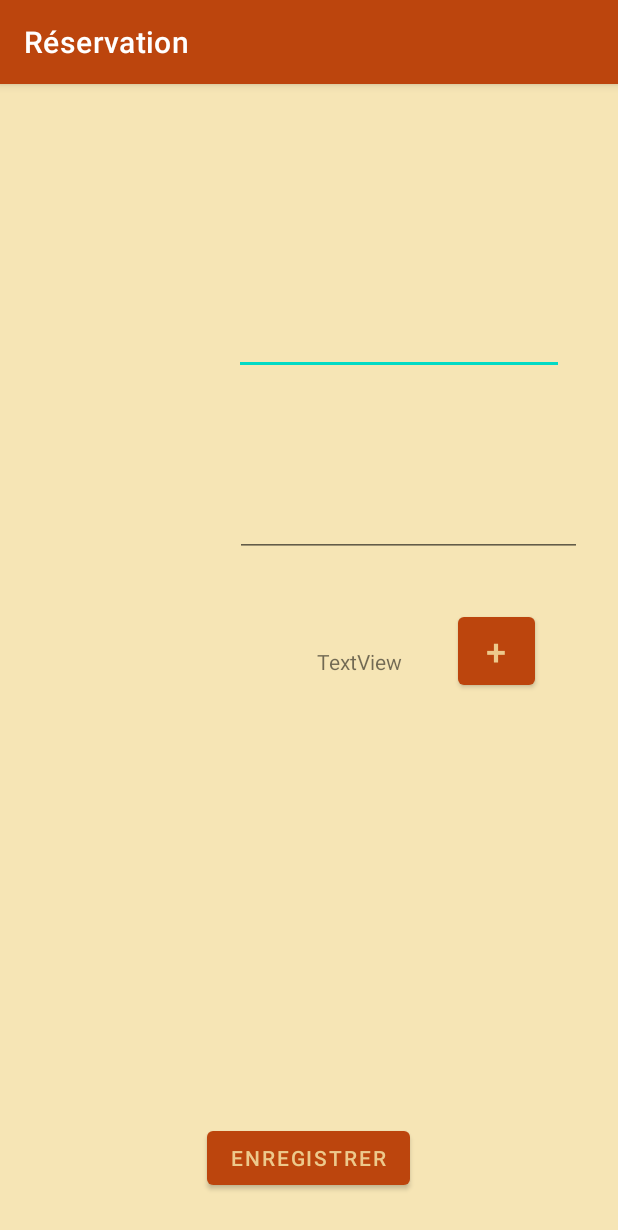
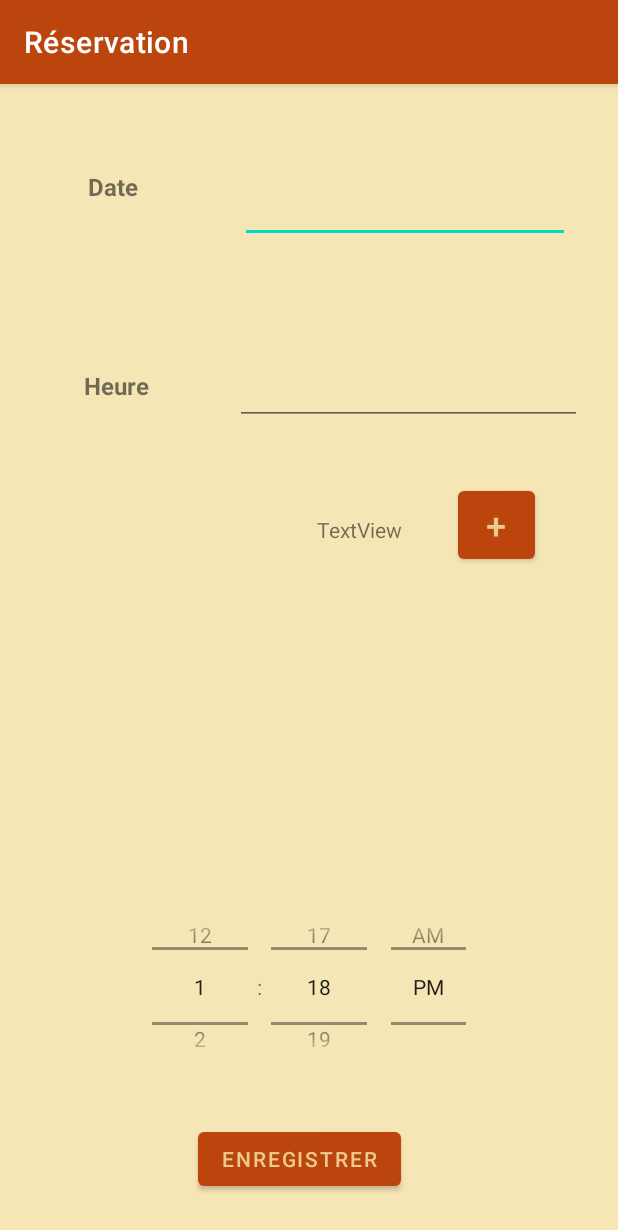
Before and after one commit to BENHDACH/AndroidTennis, an Android app: the ReservationActivity screen opened directly, with no data from a screen before it, on a phone screen of 412 x 824 dp. Shown: the top 1230 px of the screen. Run offline under Robolectric (Android 15) with nearby library versions, the phone set to English and light mode, and no system bars.

Commit message:
ajout des noms et de la rouletette pour notif alexis

```diff
--- a/app/src/main/java/com/example/whykotlin/ReservationActivity.kt
+++ b/app/src/main/java/com/example/whykotlin/ReservationActivity.kt
@@ -18,7 +18,7 @@ class ReservationActivity : AppCompatActivity() {
 
 
         supportActionBar?.title = "Réservation"
-      //  ShowAdh()
+       // ShowAdh()
     }
 
     override fun onStart() {
@@ -42,6 +42,9 @@ class ReservationActivity : AppCompatActivity() {
     }
     private fun ShowAdh() {
        // binding.idReserv.text = "ThierryH"
+      //  binding.nomDate.text = getString(R.string.nomDate)
+     //   binding.nomTime.text = getString(R.string.nomTime)
+
 
 
     }
--- a/app/src/main/res/layout/activity_reservation_avtivity.xml
+++ b/app/src/main/res/layout/activity_reservation_avtivity.xml
@@ -12,8 +12,8 @@
         android:id="@+id/textDate"
         android:layout_width="220dp"
         android:layout_height="66dp"
-        android:layout_marginTop="128dp"
-        android:layout_marginEnd="36dp"
+        android:layout_marginTop="40dp"
+        android:layout_marginEnd="32dp"
         android:ems="10"
         android:inputType="date"
         app:layout_constraintEnd_toEndOf="parent"
@@ -44,8 +44,8 @@
         android:id="@+id/listAd"
         android:layout_width="162dp"
         android:layout_height="203dp"
-        android:layout_marginTop="20dp"
-        android:layout_marginEnd="68dp"
+        android:layout_marginTop="24dp"
+        android:layout_marginEnd="52dp"
         app:layout_constraintEnd_toEndOf="parent"
         app:layout_constraintTop_toBottomOf="@+id/idReserv" />
 
@@ -53,12 +53,13 @@
         android:id="@+id/enregistre"
         android:layout_width="wrap_content"
         android:layout_height="wrap_content"
-        android:layout_marginBottom="28dp"
+        android:layout_marginBottom="4dp"
         android:text="@string/enregistre"
         app:layout_constraintBottom_toBottomOf="parent"
         app:layout_constraintEnd_toEndOf="parent"
-        app:layout_constraintHorizontal_bias="0.498"
-        app:layout_constraintStart_toStartOf="parent" />
+        app:layout_constraintHorizontal_bias="0.478"
+        app:layout_constraintStart_toStartOf="parent"
+        app:layout_constraintTop_toBottomOf="@+id/timePicker" />
 
     <Button
         android:id="@+id/button3"
@@ -72,4 +73,40 @@
         app:layout_constraintHorizontal_bias="0.401"
         app:layout_constraintStart_toEndOf="@+id/idReserv" />
 
+    <TextView
+        android:id="@+id/nomDate"
+        android:layout_width="48dp"
+        android:layout_height="37dp"
+        android:layout_marginTop="8dp"
+        android:text="@string/nomDate"
+        android:textSize="16sp"
+        android:textStyle="bold"
+        app:layout_constraintBottom_toTopOf="@+id/nomTime"
+        app:layout_constraintEnd_toStartOf="@+id/textDate"
+        app:layout_constraintHorizontal_bias="0.523"
+        app:layout_constraintStart_toStartOf="parent"
+        app:layout_constraintTop_toTopOf="@+id/textDate"
+        app:layout_constraintVertical_bias="0.088" />
+
+    <TextView
+        android:id="@+id/nomTime"
+        android:layout_width="wrap_content"
+        android:layout_height="wrap_content"
+        android:layout_marginTop="24dp"
+        android:text="@string/nomTime"
+        android:textSize="16sp"
+        android:textStyle="bold"
+        app:layout_constraintEnd_toStartOf="@+id/textTime"
+        app:layout_constraintHorizontal_bias="0.495"
+        app:layout_constraintStart_toStartOf="parent"
+        app:layout_constraintTop_toTopOf="@+id/textTime" />
+
+    <TimePicker
+        android:id="@+id/timePicker"
+        android:layout_width="241dp"
+        android:layout_height="135dp"
+        android:timePickerMode="spinner"
+        app:layout_constraintEnd_toEndOf="parent"
+        app:layout_constraintStart_toStartOf="parent"
+        app:layout_constraintTop_toBottomOf="@+id/listAd" />
 </androidx.constraintlayout.widget.ConstraintLayout>
--- a/app/src/main/res/values/strings.xml
+++ b/app/src/main/res/values/strings.xml
@@ -7,4 +7,6 @@
     <string name="chat">Chat</string>
     <string name="ajoutadh">ajoutadherant</string>
     <string name="enregistre">Enregistrer</string>
+    <string name="nomDate">Date</string>
+    <string name="nomTime">Heure</string>
 </resources>
```
